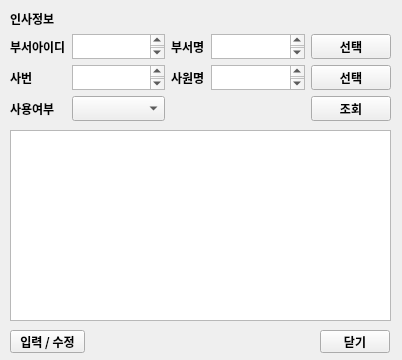
This is overtime_v1.1/ui/emp_master.ui in RaineyLee/overtime as Qt 5 draws it before an edit. The edited form follows.
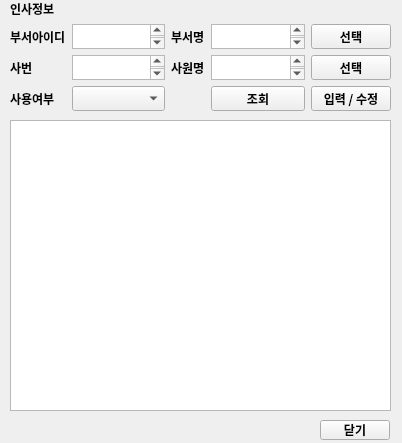
This is the edited form.

What changed in the file:
```diff
--- a/overtime_v1.1/ui/emp_master.ui
+++ b/overtime_v1.1/ui/emp_master.ui
@@ -7,7 +7,7 @@
     <x>0</x>
     <y>0</y>
     <width>402</width>
-    <height>360</height>
+    <height>443</height>
    </rect>
   </property>
   <property name="windowTitle">
@@ -17,7 +17,7 @@
    <property name="geometry">
     <rect>
      <x>10</x>
-     <y>10</y>
+     <y>0</y>
      <width>381</width>
      <height>111</height>
     </rect>
@@ -200,7 +200,7 @@
       </property>
      </widget>
     </item>
-    <item row="3" column="4">
+    <item row="3" column="3">
      <widget class="QPushButton" name="btn_search">
       <property name="font">
        <font>
@@ -214,45 +214,39 @@
       </property>
      </widget>
     </item>
+    <item row="3" column="4">
+     <widget class="QPushButton" name="btn_input">
+      <property name="font">
+       <font>
+        <family>맑은 고딕</family>
+        <weight>75</weight>
+        <bold>true</bold>
+       </font>
+      </property>
+      <property name="text">
+       <string>입력 / 수정</string>
+      </property>
+     </widget>
+    </item>
    </layout>
   </widget>
   <widget class="QTableWidget" name="tbl_info">
    <property name="geometry">
     <rect>
      <x>10</x>
-     <y>130</y>
+     <y>120</y>
      <width>381</width>
-     <height>191</height>
+     <height>291</height>
     </rect>
    </property>
   </widget>
-  <widget class="QPushButton" name="btn_input">
-   <property name="geometry">
-    <rect>
-     <x>10</x>
-     <y>330</y>
-     <width>75</width>
-     <height>23</height>
-    </rect>
-   </property>
-   <property name="font">
-    <font>
-     <family>맑은 고딕</family>
-     <weight>75</weight>
-     <bold>true</bold>
-    </font>
-   </property>
-   <property name="text">
-    <string>입력 / 수정</string>
-   </property>
-  </widget>
   <widget class="QPushButton" name="btn_close">
    <property name="geometry">
     <rect>
      <x>320</x>
-     <y>330</y>
+     <y>420</y>
      <width>70</width>
-     <height>23</height>
+     <height>20</height>
     </rect>
    </property>
    <property name="font">
```
